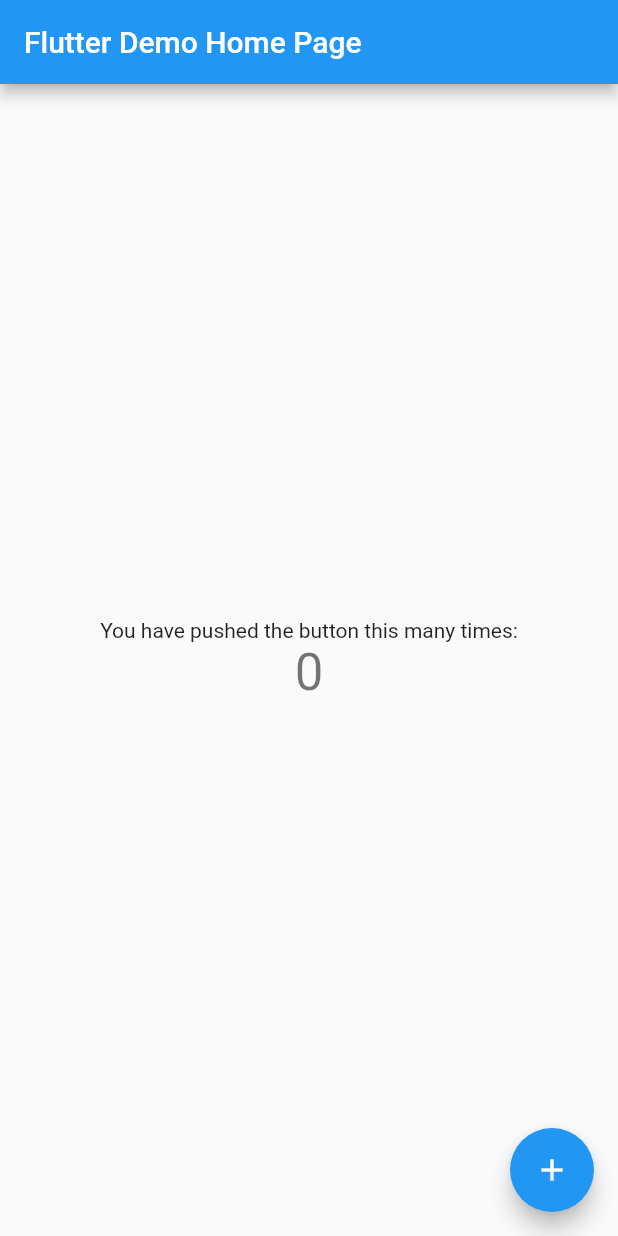
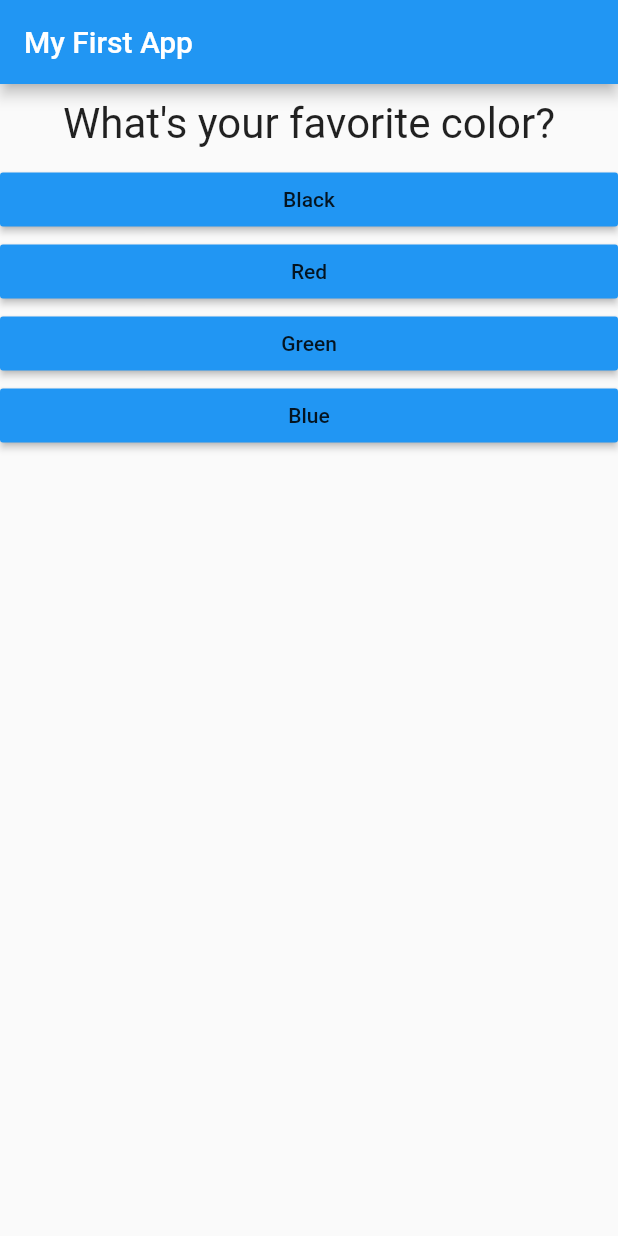
Before and after one commit to josat799/Flutter_-_Dart_The_Complete_Guide_2020, a Flutter app: the screen it shows after launch, on a phone screen of 412 x 824 dp. Run offline on Flutter 3.47's test engine with Material 2 defaults, Android fonts, the phone set to English and light mode, and no system bars.

Commit message:
Finished module 1

```diff
--- /dev/null
+++ b/flutter_projects/module_1/lib/answer.dart
@@ -0,0 +1,22 @@
+import 'package:flutter/material.dart';
+
+class Answer extends StatelessWidget {
+  final Function selectHandler;
+  final String answerText;
+
+  Answer(this.selectHandler, this.answerText);
+
+  @override
+  Widget build(BuildContext context) {
+    return Container(
+      width: double.infinity,
+      child: RaisedButton(
+        child: Text(answerText),
+        color: Colors.blue,
+        onPressed: selectHandler,
+      ),
+    );
+  }
+
+
+}
--- a/flutter_projects/module_1/lib/main.dart
+++ b/flutter_projects/module_1/lib/main.dart
@@ -1,117 +1,84 @@
 import 'package:flutter/material.dart';
 
-void main() {
-  runApp(MyApp());
-}
+import './quiz.dart';
+import './result.dart';
 
-class MyApp extends StatelessWidget {
-  // This widget is the root of your application.
+void main() => runApp(MyApp());
+
+class MyApp extends StatefulWidget {
   @override
-  Widget build(BuildContext context) {
-    return MaterialApp(
-      title: 'Flutter Demo',
-      theme: ThemeData(
-        // This is the theme of your application.
-        //
-        // Try running your application with "flutter run". You'll see the
-        // application has a blue toolbar. Then, without quitting the app, try
-        // changing the primarySwatch below to Colors.green and then invoke
-        // "hot reload" (press "r" in the console where you ran "flutter run",
-        // or simply save your changes to "hot reload" in a Flutter IDE).
-        // Notice that the counter didn't reset back to zero; the application
-        // is not restarted.
-        primarySwatch: Colors.blue,
-        // This makes the visual density adapt to the platform that you run
-        // the app on. For desktop platforms, the controls will be smaller and
-        // closer together (more dense) than on mobile platforms.
-        visualDensity: VisualDensity.adaptivePlatformDensity,
-      ),
-      home: MyHomePage(title: 'Flutter Demo Home Page'),
-    );
+  State<StatefulWidget> createState() {
+    return _MyAppState();
   }
 }
 
-class MyHomePage extends StatefulWidget {
-  MyHomePage({Key key, this.title}) : super(key: key);
+class _MyAppState extends State<MyApp> {
+  final _questions = const [
+    {
+      "questionText": "What's your favorite color?",
+      'answers': [
+        {"text": "Black", "score": 10},
+        {"text": "Red", "score": 3},
+        {"text": "Green", "score": 1},
+        {"text": "Blue", "score": 4},
+      ],
+    },
+    {
+      "questionText": "What's your favorite animal?",
+      'answers': [
+        {"text": "Rabbit", "score": 1},
+        {"text": "Lion", "score": 5},
+        {"text": "Elephant", "score": 15},
+        {"text": "Snake", "score": 4},
+      ],
+    },
+    {
+      "questionText": "Who's your favorite instructor?",
+      'answers': [
+        {"text": "Max", "score": 1},
+        {"text": "Max", "score": 1},
+        {"text": "Max", "score": 1},
+        {"text": "Max", "score": 1},
+      ],
+    },
+  ];
 
-  // This widget is the home page of your application. It is stateful, meaning
-  // that it has a State object (defined below) that contains fields that affect
-  // how it looks.
+  int _questionIndex = 0;
+  int _totalScore = 0;
 
-  // This class is the configuration for the state. It holds the values (in this
-  // case the title) provided by the parent (in this case the App widget) and
-  // used by the build method of the State. Fields in a Widget subclass are
-  // always marked "final".
+  void _answerQuestion(int score) {
+    _totalScore += score;
+      setState(() {
+        _questionIndex++;});
+  }
 
-  final String title;
-
-  @override
-  _MyHomePageState createState() => _MyHomePageState();
-}
-
-class _MyHomePageState extends State<MyHomePage> {
-  int _counter = 0;
-
-  void _incrementCounter() {
+  void _retry() {
     setState(() {
-      // This call to setState tells the Flutter framework that something has
-      // changed in this State, which causes it to rerun the build method below
-      // so that the display can reflect the updated values. If we changed
-      // _counter without calling setState(), then the build method would not be
-      // called again, and so nothing would appear to happen.
-      _counter++;
+      _questionIndex = 0;
+      _totalScore = 0;
     });
   }
 
   @override
   Widget build(BuildContext context) {
-    // This method is rerun every time setState is called, for instance as done
-    // by the _incrementCounter method above.
-    //
-    // The Flutter framework has been optimized to make rerunning build methods
-    // fast, so that you can just rebuild anything that needs updating rather
-    // than having to individually change instances of widgets.
-    return Scaffold(
-      appBar: AppBar(
-        // Here we take the value from the MyHomePage object that was created by
-        // the App.build method, and use it to set our appbar title.
-        title: Text(widget.title),
-      ),
-      body: Center(
-        // Center is a layout widget. It takes a single child and positions it
-        // in the middle of the parent.
-        child: Column(
-          // Column is also a layout widget. It takes a list of children and
-          // arranges them vertically. By default, it sizes itself to fit its
-          // children horizontally, and tries to be as tall as its parent.
-          //
-          // Invoke "debug painting" (press "p" in the console, choose the
-          // "Toggle Debug Paint" action from the Flutter Inspector in Android
-          // Studio, or the "Toggle Debug Paint" command in Visual Studio Code)
-          // to see the wireframe for each widget.
-          //
-          // Column has various properties to control how it sizes itself and
-          // how it positions its children. Here we use mainAxisAlignment to
-          // center the children vertically; the main axis here is the vertical
-          // axis because Columns are vertical (the cross axis would be
-          // horizontal).
-          mainAxisAlignment: MainAxisAlignment.center,
-          children: <Widget>[
-            Text(
-              'You have pushed the button this many times:',
-            ),
-            Text(
-              '$_counter',
-              style: Theme.of(context).textTheme.headline4,
-            ),
-          ],
-        ),
-      ),
-      floatingActionButton: FloatingActionButton(
-        onPressed: _incrementCounter,
-        tooltip: 'Increment',
-        child: Icon(Icons.add),
-      ), // This trailing comma makes auto-formatting nicer for build methods.
+    return MaterialApp(
+      home: Scaffold(
+          appBar: AppBar(
+            title: Text('My First App'),
+          ),
+          body: _questionIndex < _questions.length
+              ? Quiz(
+                  questionIndex: _questionIndex,
+                  selectHandler: _answerQuestion,
+                  questions: _questions)
+              : Column(
+                children: <Widget>[
+                  Result(_totalScore),
+                  RaisedButton(
+                    child: Text("Retry"),
+                    onPressed: _retry,),
+                ],
+              )),
     );
   }
 }
--- /dev/null
+++ b/flutter_projects/module_1/lib/question.dart
@@ -0,0 +1,20 @@
+import 'package:flutter/material.dart';
+
+class Question extends StatelessWidget {
+  final String questionText;
+
+  Question(this.questionText);
+
+  @override
+  Widget build(BuildContext context) {
+    return Container(
+      width: double.infinity,
+      margin: EdgeInsets.all(10),
+      child: Text(
+        questionText,
+        style: TextStyle(fontSize: 28),
+        textAlign: TextAlign.center,
+      ),
+    );
+  }
+}
--- /dev/null
+++ b/flutter_projects/module_1/lib/quiz.dart
@@ -0,0 +1,26 @@
+import 'package:flutter/cupertino.dart';
+
+import './question.dart';
+import './answer.dart';
+class Quiz extends StatelessWidget {
+  final List<Map<String, Object>> questions;
+  final int questionIndex;
+  final Function selectHandler;
+
+  Quiz({@required this.questions, @required this.selectHandler, @required this.questionIndex});
+
+  @override
+  Widget build(BuildContext context) {
+    return Container(
+        child: Column(
+          children: <Widget>[
+            Question(questions[questionIndex]["questionText"]),
+            ...(questions[questionIndex]["answers"] as List<Map<String, Object>>)
+                .map((answer) {
+              return Answer(() => selectHandler(answer["score"]), answer["text"]);
+            }).toList(),
+          ],
+        )
+    );
+  }
+}
--- /dev/null
+++ b/flutter_projects/module_1/lib/result.dart
@@ -0,0 +1,30 @@
+import 'package:flutter/material.dart';
+
+class Result extends StatelessWidget {
+  final int resultScore;
+
+  Result(this.resultScore);
+
+  String get resultPhrase {
+    String resultText;
+    if (resultScore <= 8) {
+      resultText = "You are awesome and innocent!";
+    } else if (resultScore <= 12 ) {
+      resultText = "Pretty likeable!";
+    } else if (resultScore < 16) {
+      resultText = "You are... strane!";
+    } else {
+      resultText = "You are bad!";
+    }
+    return resultText;
+  }
+
+  @override
+  Widget build(BuildContext context) {
+    return Center(
+      child: Text(resultPhrase, style: TextStyle(fontSize: 36, fontWeight: FontWeight.bold,),
+        textAlign: TextAlign.center,
+      ),
+    );
+  }
+}
```
